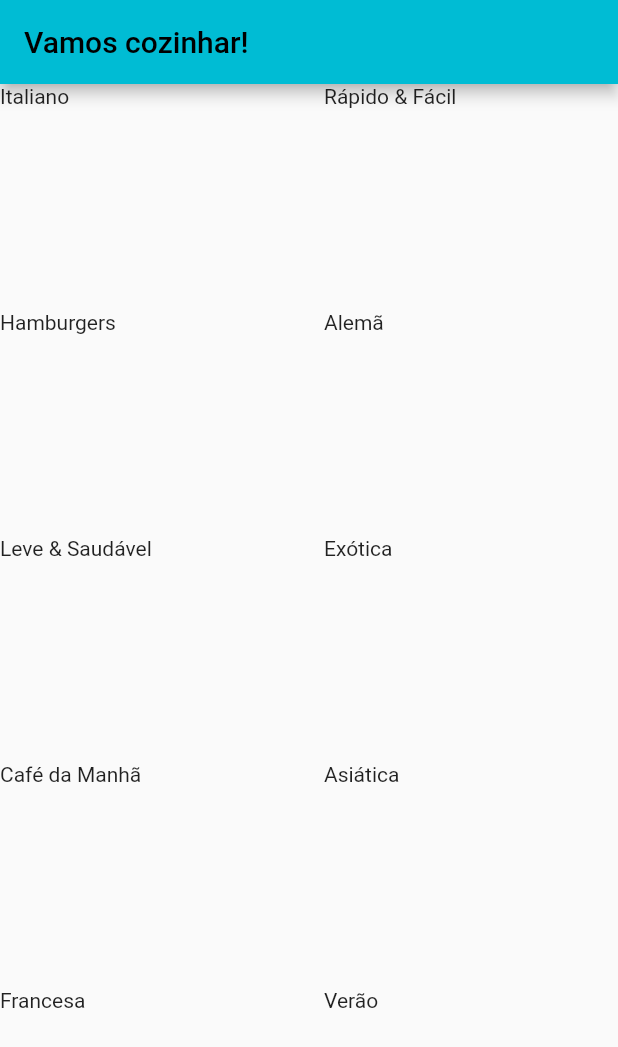
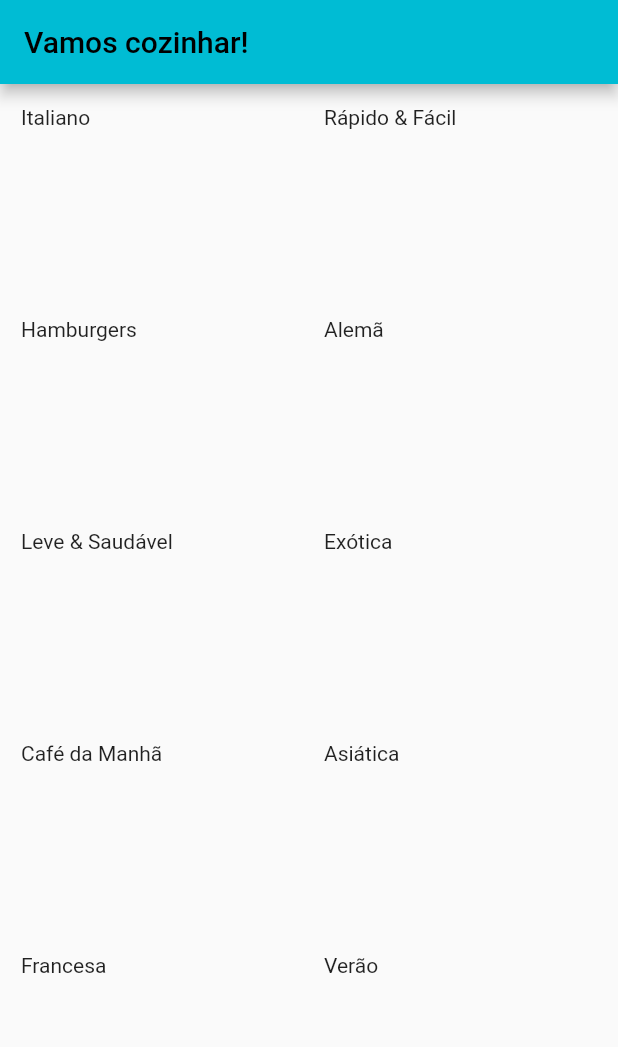
Before and after one commit to bielom43/foods_app, a Flutter app: the screen it shows after launch, on a phone screen of 412 x 824 dp. Shown: the top 1047 px of the screen. Run offline on Flutter 3.47's test engine with Material 2 defaults, Android fonts, the phone set to English and light mode, and no system bars.

Commit message:
#006 fix: add padding in gridview

```diff
--- a/lib/screens/categories_screen.dart
+++ b/lib/screens/categories_screen.dart
@@ -29,7 +29,9 @@ class CategoriesScreen extends StatelessWidget {
       appBar: AppBar(
         title: Text('Vamos cozinhar!'),
       ),
-      body: GridView(
+      body: Padding(
+        padding: const EdgeInsets.all(14),
+        child: GridView(
           gridDelegate: SliverGridDelegateWithMaxCrossAxisExtent(
             maxCrossAxisExtent: 200,
             childAspectRatio: 3 / 2,
@@ -40,6 +42,7 @@ class CategoriesScreen extends StatelessWidget {
             return CategoryItem(category: cat);
           }).toList(),
         ),
+      ),
     );
   }
 }
```
Lines whose indentation alone changed are shown as unchanged.
